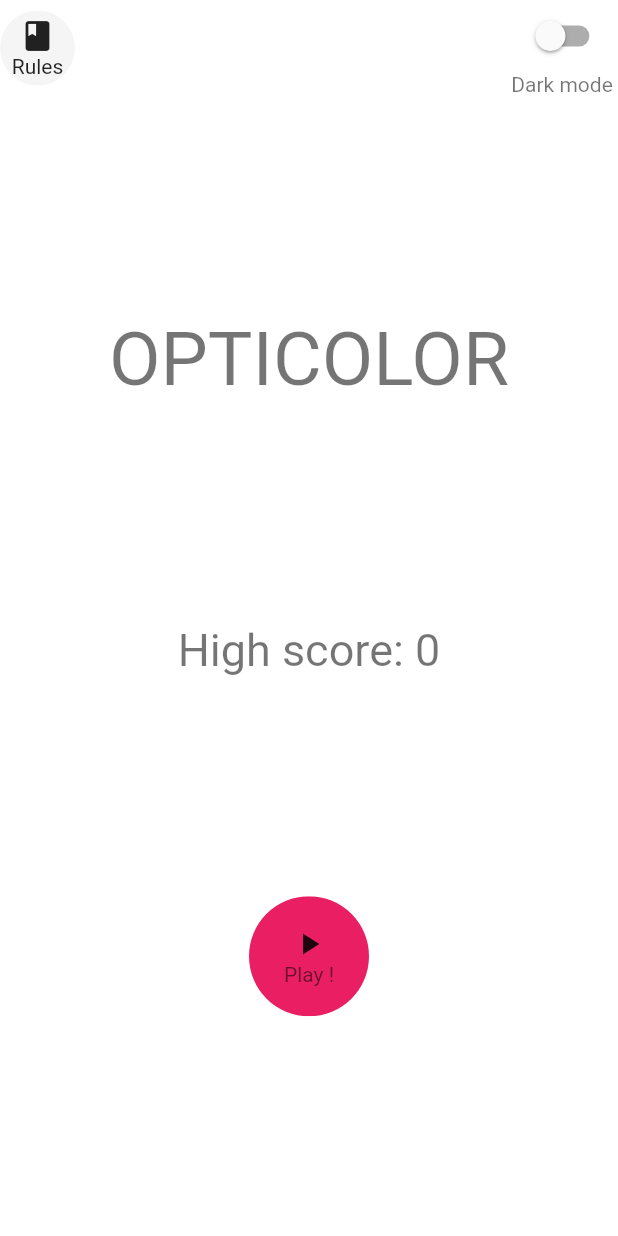
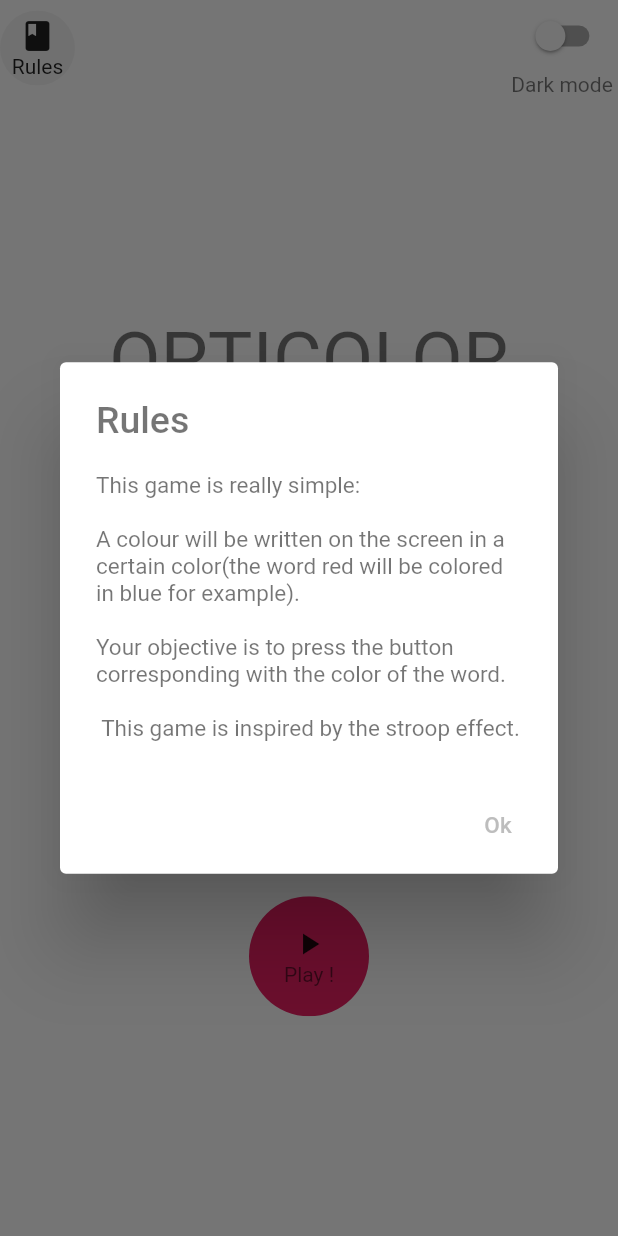
Before and after one commit to NicolasDeFalco/flutter_opticolor, a Flutter app: the screen it shows after launch, after a tap on "Rules", on a phone screen of 412 x 824 dp. Run offline on Flutter 3.47's test engine with Material 2 defaults, Android fonts, the light colour scheme and no system bars; our stand-ins replace shared_preferences.

Commit message:
Gameplay: Added the game's rules
The player now has a guide to help them understand the rules of the game.

```diff
--- a/lib/mainMenu/homepage.dart
+++ b/lib/mainMenu/homepage.dart
@@ -78,9 +78,31 @@ class MyHomePageState extends State<MyHomePage> {
                       child: Material(
                         color: Colors.grey.shade100,
                         child: InkWell(
-                          //splashColor: Colors.white,
                           onTap: () {
-                            //waitForCallback(context);
+                            showDialog(
+                                context: context,
+                                builder: (BuildContext context) => AlertDialog(
+                                      backgroundColor: uiTheme(),
+                                      title: Text(
+                                        "Rules",
+                                        style: TextStyle(
+                                            color: textColor, fontSize: 25),
+                                      ),
+                                      content: Text(
+                                        "This game is really simple: \n \nA colour will be written on the screen in a certain color(the word red will be colored in blue for example).\n\nYour objective is to press the button corresponding with the color of the word.\n\n This game is inspired by the stroop effect.",
+                                        style: TextStyle(
+                                            color: textColor, fontSize: 15),
+                                      ),
+                                      actions: [
+                                        TextButton(
+                                            onPressed: () =>
+                                                Navigator.pop(context),
+                                            child: Text("Ok",
+                                                style: TextStyle(
+                                                    color: Colors.grey.shade400,
+                                                    fontSize: 15)))
+                                      ],
+                                    ));
                           },
                           child: Column(
                             mainAxisAlignment: MainAxisAlignment.center,
@@ -128,28 +150,6 @@ class MyHomePageState extends State<MyHomePage> {
                   ),
                 ],
               ),
-              // The widget bellow is an icon button with, of course, an icon,
-              // but this button also contain text, which is really useful.
-              // BTW, this button is to reset all the value to zero
-              /*SizedBox.fromSize(
-                size: const Size(56, 56),
-                child: ClipOval(
-                  child: Material(
-                    color: Colors.pink,
-                    child: InkWell(
-                      //splashColor: Colors.white,
-                      onTap: _reset,
-                      child: Column(
-                        mainAxisAlignment: MainAxisAlignment.center,
-                        children: const <Widget>[
-                          Icon(Icons.question_mark),
-                          Text("Reset"),
-                        ],
-                      ),
-                    ),
-                  ),
-                ),
-              ),*/
               SizedBox.fromSize(
                 size: const Size(80, 80),
                 child: ClipOval(
@@ -163,7 +163,7 @@ class MyHomePageState extends State<MyHomePage> {
                       child: Column(
                         mainAxisAlignment: MainAxisAlignment.center,
                         children: <Widget>[
-                          Icon(Icons.play_arrow),
+                          const Icon(Icons.play_arrow),
                           Text(
                             "Play !",
                             style: TextStyle(color: textColor),
```
